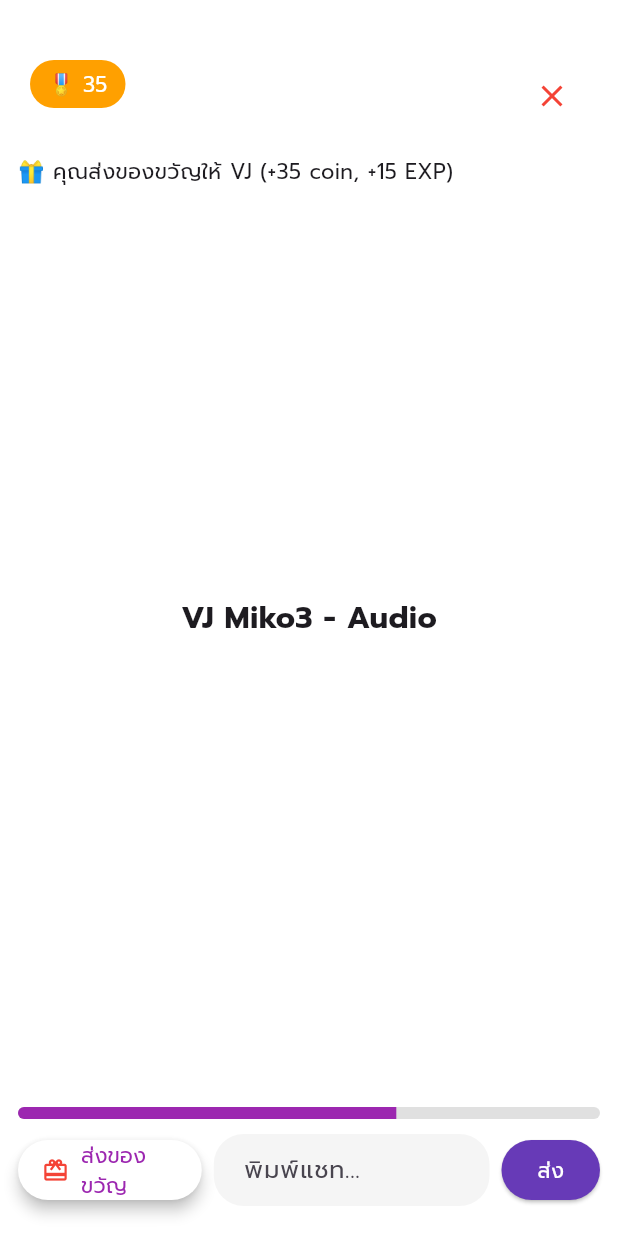
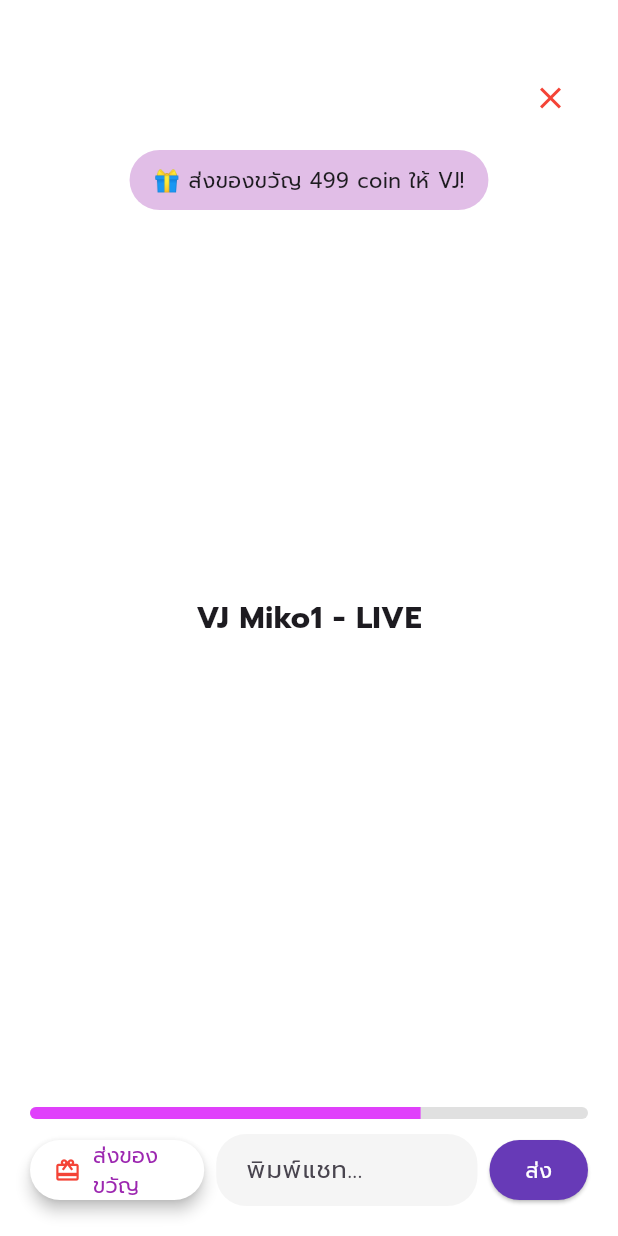
Before and after one commit to parinya112/joylive-ios, a Flutter app: the ViewerRoomPage screen opened directly, after a tap on "ส่งของขวัญ", after a tap on "ส่ง", on a phone screen of 412 x 824 dp. Run offline on Flutter 3.47's test engine with Material 3 defaults, Android fonts, the phone set to English and light mode, and no system bars; our stand-ins replace google_fonts.

Commit message:
เพิ่ม overlay, gift, exp

```diff
--- a/lib/ui/pages/viewer_room.dart
+++ b/lib/ui/pages/viewer_room.dart
@@ -8,48 +8,38 @@ class ViewerRoomPage extends StatefulWidget {
 }
 
 class _ViewerRoomPageState extends State<ViewerRoomPage> {
+  int userLevel = 1;
   int userExp = 50;
-  int userLevel = 1;
-  int viewerCoin = 1230;
-  int vjCoinEarned = 0;
+  int userCoins = 1230;
+  int vjEarned = 0;
+  final TextEditingController _chatController = TextEditingController();
+  final List<String> chatMessages = [];
+  final List<String> giftAnimations = [];
 
-  final TextEditingController _chatController = TextEditingController();
-  final ScrollController _scrollController = ScrollController();
-
-  List<String> chatMessages = [];
+  void _sendChat() {
+    if (_chatController.text.trim().isEmpty) return;
+    setState(() {
+      chatMessages.add('🎖 LV$userLevel: ${_chatController.text.trim()}');
+      _chatController.clear();
+    });
+  }
 
   void _sendGift() {
-    if (viewerCoin >= 35) {
     setState(() {
-        viewerCoin -= 35;
-        userExp += 15;
-        vjCoinEarned += 35;
-        if (userExp >= 100) {
-          userExp -= 100;
-          userLevel += 1;
-        }
-        chatMessages.add("🎁 คุณส่งของขวัญให้ VJ (+35 coin, +15 EXP)");
+      int giftValue = 499;
+      userCoins -= giftValue;
+      userExp += 20;
+      vjEarned += giftValue;
+      giftAnimations.add('🎁 ส่งของขวัญ 499 coin ให้ VJ!');
     });
 
-      ScaffoldMessenger.of(context).showSnackBar(
-        const SnackBar(content: Text("ส่งของขวัญสำเร็จ!")),
-      );
-    } else {
-      ScaffoldMessenger.of(context).showSnackBar(
-        const SnackBar(content: Text("coin ไม่พอ!")),
-      );
+    Future.delayed(const Duration(seconds: 3), () {
+      setState(() {
+        if (giftAnimations.isNotEmpty) {
+          giftAnimations.removeAt(0);
         }
-  }
-
-  void _sendChat() {
-    String text = _chatController.text.trim();
-    if (text.isNotEmpty) {
-      setState(() {
-        chatMessages.add("LV$userLevel 👤: $text");
-        _chatController.clear();
       });
-      _scrollController.jumpTo(_scrollController.position.maxScrollExtent + 60);
-    }
+    });
   }
 
   @override
@@ -58,22 +48,20 @@ class _ViewerRoomPageState extends State<ViewerRoomPage> {
       backgroundColor: Colors.white,
       body: Stack(
         children: [
-          // LIVE Title
-          const Align(
-            alignment: Alignment.center,
+          const Center(
             child: Text(
-              'VJ Miko3 - Audio',
+              'VJ Miko1 - LIVE',
               style: TextStyle(fontSize: 20, fontWeight: FontWeight.bold),
             ),
           ),
 
-          // ปุ่มออก
+          // ปุ่มออกจากห้อง
           Positioned(
             top: 40,
             right: 20,
             child: CircleAvatar(
               backgroundColor: Colors.white,
-              radius: 24,
+              radius: 25,
               child: IconButton(
                 icon: const Icon(Icons.close, color: Colors.red),
                 onPressed: () => Navigator.pop(context),
@@ -81,63 +69,69 @@ class _ViewerRoomPageState extends State<ViewerRoomPage> {
             ),
           ),
 
-          // coin ของ VJ (มุมซ้ายบน)
+          // Gift Animation
           Positioned(
-            top: 40,
+            top: 100,
             left: 20,
+            right: 20,
+            child: Column(
+              children: giftAnimations.map((text) => AnimatedOpacity(
+                duration: const Duration(milliseconds: 500),
+                opacity: 1.0,
                 child: Container(
-              padding: const EdgeInsets.symmetric(horizontal: 12, vertical: 6),
+                  margin: const EdgeInsets.only(bottom: 10),
+                  padding: const EdgeInsets.symmetric(horizontal: 16, vertical: 10),
                   decoration: BoxDecoration(
-                color: Colors.amber.shade700,
-                borderRadius: BorderRadius.circular(30),
+                    color: Colors.purple.shade100,
+                    borderRadius: BorderRadius.circular(20),
                   ),
-              child: Text(
-                '🎖️ $vjCoinEarned',
-                style: const TextStyle(color: Colors.white, fontSize: 14),
+                  child: Text(text, style: const TextStyle(fontSize: 14)),
                 ),
+              )).toList(),
             ),
           ),
 
-          // แสดงแชทแบบ overlay
+          // แสดงแชท Overlay
           Positioned(
-            top: 100,
-            left: 12,
-            right: 12,
-            bottom: 130,
-            child: ListView.builder(
-              controller: _scrollController,
-              itemCount: chatMessages.length,
-              itemBuilder: (context, index) => Padding(
-                padding: const EdgeInsets.symmetric(vertical: 4),
-                child: Text(chatMessages[index]),
+            bottom: 150,
+            left: 20,
+            child: Column(
+              crossAxisAlignment: CrossAxisAlignment.start,
+              children: chatMessages.map((msg) => Padding(
+                padding: const EdgeInsets.only(bottom: 4),
+                child: Container(
+                  decoration: BoxDecoration(
+                    color: Colors.black.withOpacity(0.6),
+                    borderRadius: BorderRadius.circular(12),
                   ),
+                  padding: const EdgeInsets.symmetric(horizontal: 10, vertical: 6),
+                  child: Text(msg, style: const TextStyle(color: Colors.white, fontSize: 12)),
+                ),
+              )).toList(),
             ),
           ),
 
-          // ด้านล่าง: EXP bar + gift/chat
+          // EXP Bar + Gift/Chat
           Positioned(
             bottom: 20,
-            left: 12,
-            right: 12,
+            left: 20,
+            right: 20,
             child: Column(
-              crossAxisAlignment: CrossAxisAlignment.stretch,
               children: [
-                // EXP bar
+                // EXP Progress
                 ClipRRect(
                   borderRadius: BorderRadius.circular(20),
                   child: LinearProgressIndicator(
-                    value: userExp / 100,
+                    value: userExp.clamp(0, 100) / 100,
                     minHeight: 8,
                     backgroundColor: Colors.grey.shade300,
-                    valueColor: const AlwaysStoppedAnimation(Colors.purple),
+                    valueColor: const AlwaysStoppedAnimation<Color>(Colors.purpleAccent),
                   ),
                 ),
                 const SizedBox(height: 10),
 
-                // แถวของขวัญ + แชท
                 Row(
                   children: [
-                    // ปุ่มของขวัญ
                     Expanded(
                       flex: 2,
                       child: ElevatedButton.icon(
@@ -156,7 +150,6 @@ class _ViewerRoomPageState extends State<ViewerRoomPage> {
                     ),
                     const SizedBox(width: 8),
 
-                    // ช่องพิมพ์
                     Expanded(
                       flex: 3,
                       child: TextField(
@@ -176,7 +169,6 @@ class _ViewerRoomPageState extends State<ViewerRoomPage> {
                     ),
                     const SizedBox(width: 8),
 
-                    // ปุ่มส่ง
                     ElevatedButton(
                       onPressed: _sendChat,
                       child: const Text("ส่ง"),
```
Lines whose indentation alone changed are shown as unchanged.
